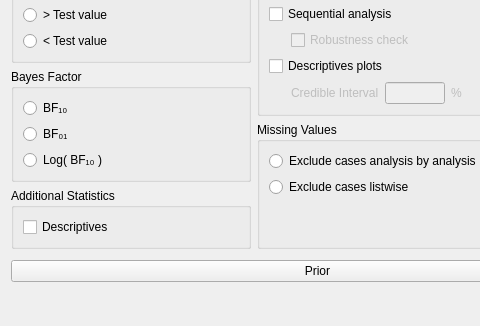
The window that JASP-Desktop/analysisforms/ttestbayesianonesampleform.ui (jasp-stats/jasp-desktop) describes before a commit, drawn with Qt 5; both pictures show x 0 to 480 and y 332 to 658 of the 635 by 658 pixel window.
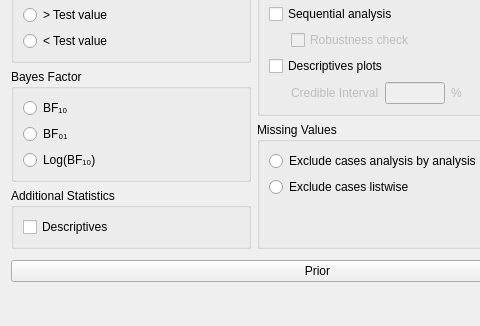
The same window after the commit. Custom widgets are drawn as their Qt base class.

```diff
--- a/JASP-Desktop/analysisforms/ttestbayesianonesampleform.ui
+++ b/JASP-Desktop/analysisforms/ttestbayesianonesampleform.ui
@@ -459,7 +459,7 @@
                </sizepolicy>
               </property>
               <property name="text">
-               <string>Log( BF₁₀ )</string>
+               <string>Log(BF₁₀)</string>
               </property>
              </widget>
             </item>
```
